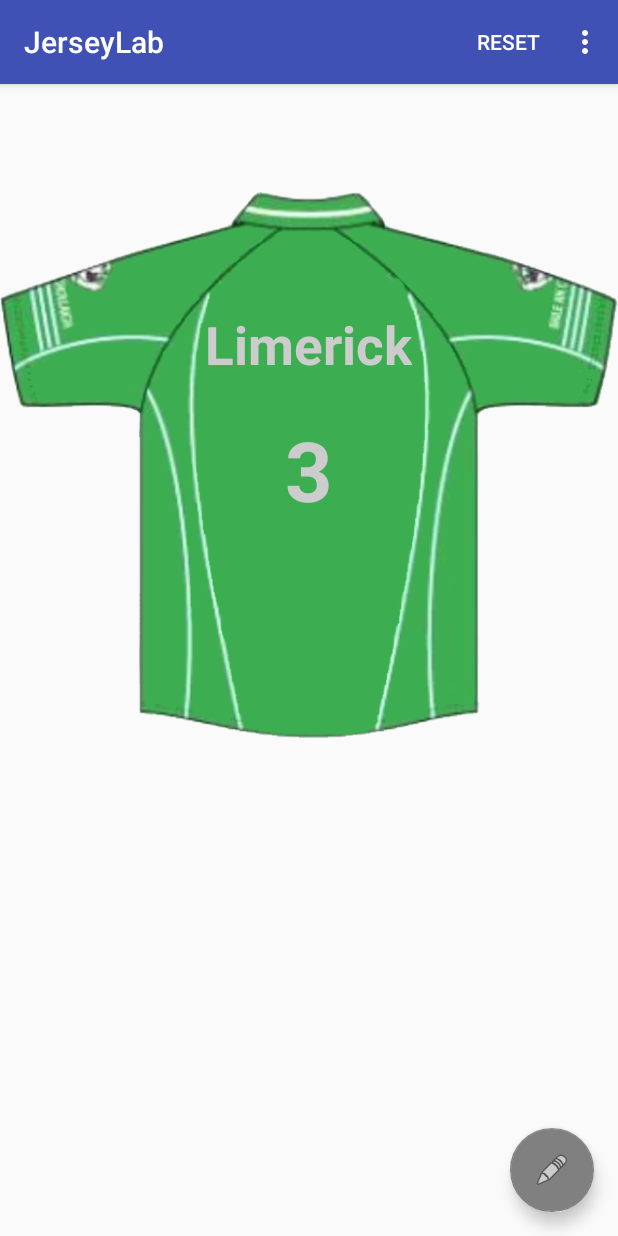
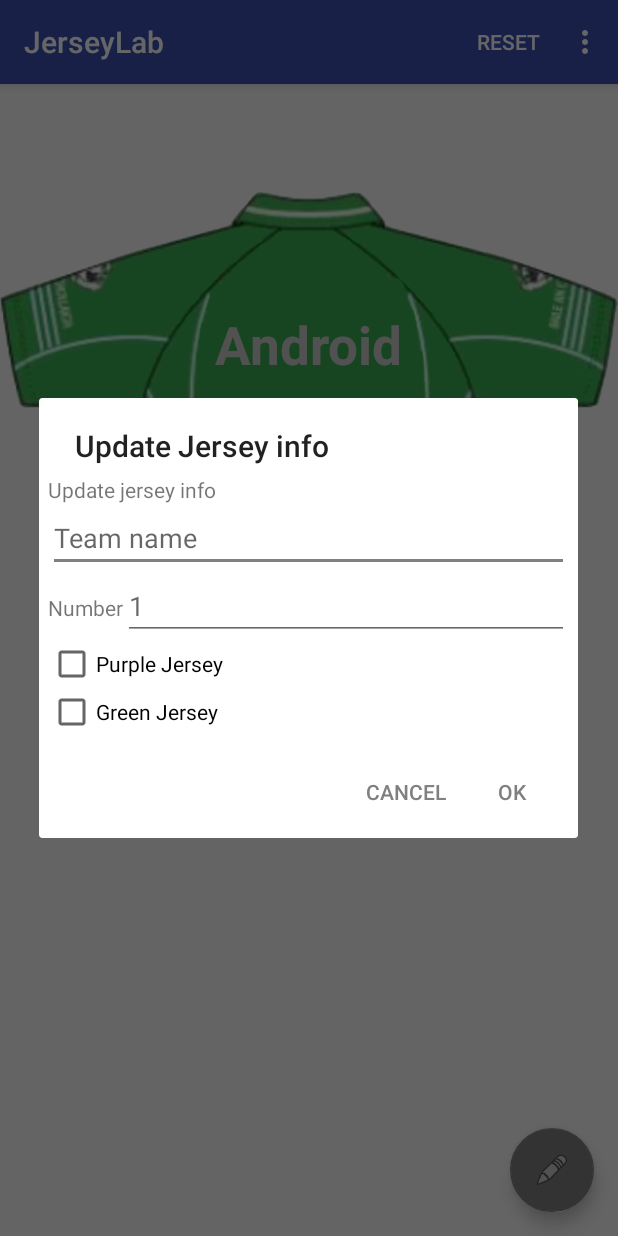
Before and after one commit to Kilkee/JerseyLab, an Android app: the screen it shows after launch (MainActivity), after a tap on an icon or button, on a phone screen of 412 x 824 dp. Run offline under Robolectric (Android 15) with nearby library versions, the phone set to English and light mode, and no system bars; 1 other tap on this screen came first.

Commit message:
Added check boxes to change Jersey colour

```diff
--- a/JerseyLab/app/src/main/java/com/example/delaney/jerseylab/Item.java
+++ b/JerseyLab/app/src/main/java/com/example/delaney/jerseylab/Item.java
@@ -1,7 +1,4 @@
 package com.example.delaney.jerseylab;
-
-import java.text.DateFormat;
-import java.util.GregorianCalendar;
 
 /**
  * Created by boutell on 11/14/2015.
@@ -9,22 +6,25 @@ import java.util.GregorianCalendar;
 public class Item {
     private String mName;
     private int mNumber;
+    private boolean mColour;
 
     public Item() {
-        mName = "Nothing";
-        mNumber = 0;
+        mName = "Android";
+        mNumber = 17;
+        mColour = true;
 
     }
 
-    public Item(String name, int number) {
+    public Item(String name, int number, boolean colour ) {
         mName = name;
         mNumber = number;
+        mColour = colour;
 
     }
 
-    public static Item getDefaultItem() {
-        return new Item("Limerick", 3);
-    }
+   // public static Item getDefaultItem() {
+   //     return new Item("Earplugs", 5);
+   // }
 
     public String getName() {
         return mName;
@@ -42,7 +42,10 @@ public class Item {
         mNumber = number;
     }
 
-
+    //  public boolean setColour (){ mColour = colour; }
+    public boolean getColour(){
+        return mColour;
+    }
 
 
 }
--- a/JerseyLab/app/src/main/java/com/example/delaney/jerseylab/MainActivity.java
+++ b/JerseyLab/app/src/main/java/com/example/delaney/jerseylab/MainActivity.java
@@ -1,21 +1,32 @@
 package com.example.delaney.jerseylab;
 
+import android.content.DialogInterface;
 import android.content.Intent;
 import android.os.Bundle;
 import android.provider.Settings;
 import android.support.design.widget.FloatingActionButton;
-import android.support.design.widget.Snackbar;
+import android.support.v7.app.AlertDialog;
 import android.support.v7.app.AppCompatActivity;
 import android.support.v7.widget.Toolbar;
-import android.view.View;
 import android.view.Menu;
 import android.view.MenuItem;
+import android.view.View;
+import android.widget.CheckBox;
+import android.widget.CompoundButton;
+import android.widget.EditText;
+import android.widget.ImageView;
 import android.widget.TextView;
 
 public class MainActivity extends AppCompatActivity {
 
     private TextView mNameTextView, mNumberTextView;
     private Item mCurrentItem;
+
+    private ImageView mJersyView;
+
+    String name;
+    int number;
+    boolean chkPurple;
 
 
 
@@ -24,8 +35,12 @@ public class MainActivity extends AppCompatActivity {
         super.onCreate(savedInstanceState);
         setContentView(R.layout.activity_main);
 
+        mCurrentItem = new Item();
+
         mNameTextView = findViewById(R.id.name_text);
         mNumberTextView = findViewById(R.id.number_text);
+        mJersyView = findViewById(R.id.purpleOrGreen);
+
 
 
         Toolbar toolbar = (Toolbar) findViewById(R.id.toolbar);
@@ -37,22 +52,89 @@ public class MainActivity extends AppCompatActivity {
             public void onClick(View view) {
 
 
-                //TODO: (PD 02 -8.44) Snack bars are as easy as toasts
-                //TODO: (PD 02 - 0.40) Later make this an add button, this is just a test
 
-                // To practice interacting with the screen
-                mCurrentItem = Item.getDefaultItem();
-                showCurrentItem();
+        addItem();
 
 
             }
         });
     }
 
+    private void addItem() {
+
+
+
+        AlertDialog.Builder builder = new AlertDialog.Builder(this);
+        builder.setTitle(R.string.update_jersey);
+        final View view = getLayoutInflater().inflate(R.layout.dialog_add, null,false);
+        builder.setView(view);
+
+        final EditText nameEditText = view.findViewById(R.id.edit_name);
+        final EditText numberEditText = view.findViewById(R.id.edit_number);
+
+        final CheckBox purple = view.findViewById(R.id.purple);
+        final CheckBox green = view.findViewById(R.id.green);
+        builder.setView(view);
+
+        purple.setOnCheckedChangeListener(new CompoundButton.OnCheckedChangeListener(){
+            @Override
+            public void onCheckedChanged(CompoundButton compoundButton, boolean isChecked) {
+                // chkPurple = ((CheckBox) view).isChecked();
+                chkPurple = false;
+
+            }
+
+        });
+
+
+        green.setOnCheckedChangeListener(new CompoundButton.OnCheckedChangeListener(){
+            @Override
+            public void onCheckedChanged(CompoundButton compoundButton, boolean isChecked) {
+                // chkPurple = ((CheckBox) view).isChecked();
+                chkPurple = true;
+
+            }
+
+        });
+
+
+        builder.setNegativeButton(android.R.string.cancel, null);
+
+        builder.setPositiveButton(android.R.string.ok, new DialogInterface.OnClickListener() {
+    @Override
+    public void onClick(DialogInterface dialogInterface, int i) {
+
+        name = nameEditText.getText().toString();
+        number = Integer.parseInt(numberEditText.getText().toString());
+//*******
+       // ImageView myImageView = (ImageView)view.findViewById(R.id.jersey_colour);
+       // myImageView.setImageResource(R.drawable.green_jersey);
+//***********
+
+        mCurrentItem = new Item(name, number, chkPurple);
+        showCurrentItem();
+
+    }
+});
+
+builder.create().show();
+
+
+
+    }
+
+
+
+
     private void showCurrentItem() {
         mNameTextView.setText(mCurrentItem.getName());
         mNumberTextView.setText(getString(R.string.number_format, mCurrentItem.getNumber()));
 
+        if(mCurrentItem.getColour()) {
+            mJersyView.setImageResource(R.drawable.green_jersey);    // This sets mJerseyView to the green Jersey
+        } else {
+            mJersyView.setImageResource(R.drawable.purple_jersey);   // This sets mJerseyView to the purple Jersey
+        }
 
     }
 
--- a/JerseyLab/app/src/main/res/layout/activity_main.xml
+++ b/JerseyLab/app/src/main/res/layout/activity_main.xml
@@ -28,6 +28,8 @@
         android:layout_height="wrap_content"
         android:layout_gravity="bottom|end"
         android:layout_margin="@dimen/fab_margin"
-        app:srcCompat="@android:drawable/ic_menu_edit" />
+        app:srcCompat="@android:drawable/ic_menu_edit"
+
+            />
 
 </android.support.design.widget.CoordinatorLayout>
--- a/JerseyLab/app/src/main/res/layout/content_main.xml
+++ b/JerseyLab/app/src/main/res/layout/content_main.xml
@@ -16,6 +16,16 @@
         android:layout_alignParentLeft="true"
         android:layout_alignParentTop="true"
         android:src="@drawable/green_jersey" />
+
+
+    <ImageView
+        android:id="@+id/purpleOrGreen"
+        android:layout_width="wrap_content"
+        android:layout_height="wrap_content"
+        android:layout_alignParentLeft="true"
+        android:layout_alignParentTop="true"
+        android:src="@drawable/green_jersey"
+        />
 
 
     <TextView
@@ -44,4 +54,5 @@
 
         />
 
+
 </RelativeLayout>
--- /dev/null
+++ b/JerseyLab/app/src/main/res/layout/dialog_add.xml
@@ -0,0 +1,47 @@
+<?xml version="1.0" encoding="utf-8"?>
+<LinearLayout xmlns:android="http://schemas.android.com/apk/res/android"
+    android:padding="6dp"
+    android:layout_width="match_parent"
+    android:layout_height="match_parent"
+    android:orientation="vertical">
+    <TextView
+        android:layout_width="match_parent"
+        android:layout_height="wrap_content"
+        android:text="Update jersey info" />
+    <EditText
+        android:id="@+id/edit_name"
+        android:layout_width="match_parent"
+        android:layout_height="wrap_content"
+        android:hint="Team name"
+        android:inputType="textCapSentences" />
+    <LinearLayout
+        android:layout_width="match_parent"
+        android:layout_height="wrap_content"
+        android:orientation="horizontal">
+        <TextView
+            android:layout_width="wrap_content"
+            android:layout_height="wrap_content"
+            android:text="@string/jersey_number" />
+        <EditText
+            android:id="@+id/edit_number"
+            android:layout_width="match_parent"
+            android:layout_height="wrap_content"
+            android:hint="1"
+            android:inputType="number" />
+    </LinearLayout>
+
+    <CheckBox android:id="@+id/purple"
+        android:layout_width="wrap_content"
+        android:layout_height="wrap_content"
+        android:text="Purple Jersey"
+        />
+
+    <CheckBox android:id="@+id/green"
+        android:layout_width="wrap_content"
+        android:layout_height="wrap_content"
+        android:text="Green Jersey"
+        />
+
+
+
+</LinearLayout>
--- a/JerseyLab/app/src/main/res/values/strings.xml
+++ b/JerseyLab/app/src/main/res/values/strings.xml
@@ -2,4 +2,7 @@
     <string name="app_name">JerseyLab</string>
     <string name="action_settings">Settings</string>
     <string name="number_format"> %d</string>
+    <string name="jersey_number">Number</string>
+    <string name="update_jersey">Update Jersey info</string>
+
 </resources>
--- a/JerseyLab/app/src/main/res/values/styles.xml
+++ b/JerseyLab/app/src/main/res/values/styles.xml
@@ -1,7 +1,7 @@
 <resources>
 
     <!-- Base application theme. -->
-    <style name="AppTheme" parent="Theme.AppCompat.Light.DarkActionBar">
+    <style name="AppTheme" parent="Base.Theme.AppCompat.Light.DarkActionBar">
         <!-- Customize your theme here. -->
         <item name="colorPrimary">@color/colorPrimary</item>
         <item name="colorPrimaryDark">@color/colorPrimaryDark</item>
```
